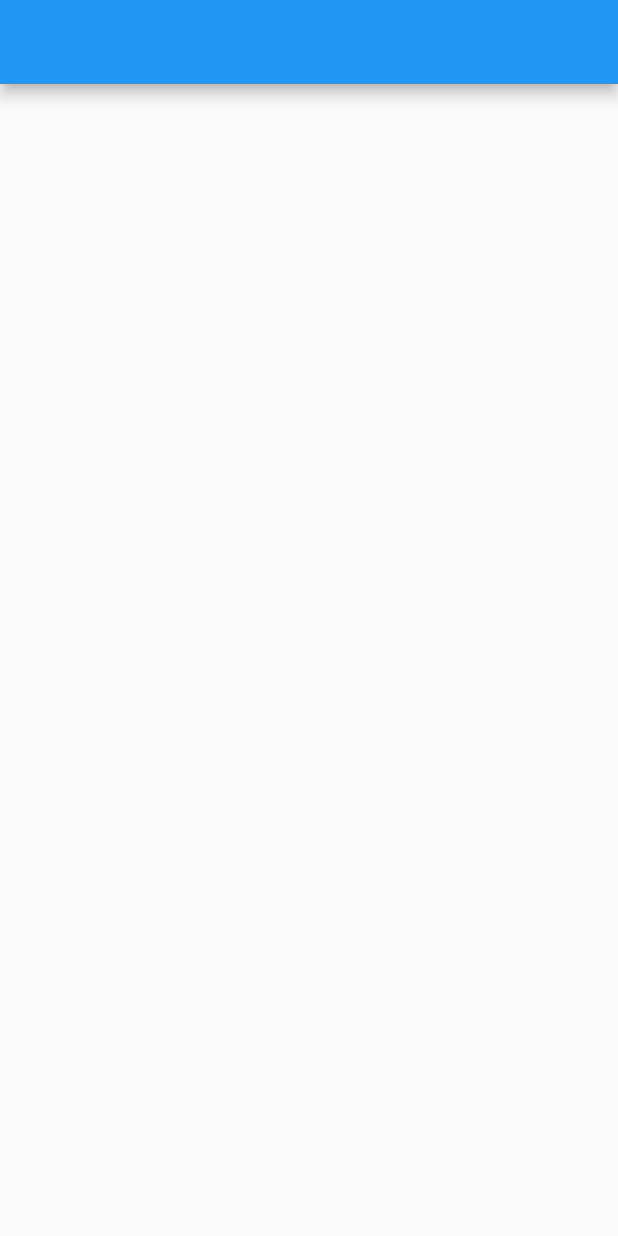
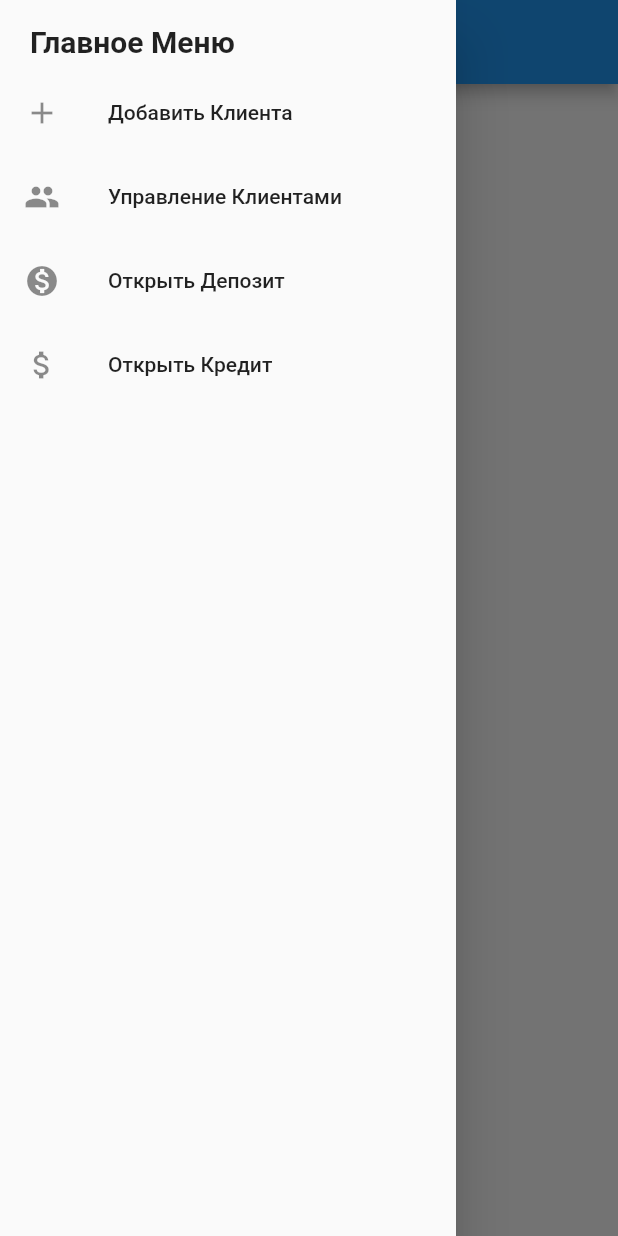
Before and after one commit to Pavel-Kupreichyk/Money-App, a Flutter app: the screen it shows after launch, with the side drawer open (before the commit the screen has no drawer), on a phone screen of 412 x 824 dp. Run offline on Flutter 3.47's test engine with Material 2 defaults, Android fonts, the phone set to English and light mode, and no system bars.

Commit message:
add app menu

```diff
--- /dev/null
+++ b/lib/pages/main_drawer.dart
@@ -0,0 +1,40 @@
+import 'package:flutter/material.dart';
+
+class MainDrawer extends StatelessWidget {
+  @override
+  Widget build(BuildContext context) {
+    return Drawer(
+        child: SafeArea(
+      child: SingleChildScrollView(
+        child: Column(
+          crossAxisAlignment: CrossAxisAlignment.start,
+          children: <Widget>[
+            Padding(
+              padding: const EdgeInsets.fromLTRB(20, 16, 0, 8),
+              child: Text(
+                'Главное Меню',
+                style: TextStyle(fontSize: 20, fontWeight: FontWeight.bold),
+              ),
+            ),
+            ListTile(
+              title: Text('Добавить Клиента'),
+              leading: Icon(Icons.add),
+            ),
+            ListTile(
+              title: Text('Управление Клиентами'),
+              leading: Icon(Icons.group),
+            ),
+            ListTile(
+              title: Text('Открыть Депозит'),
+              leading: Icon(Icons.monetization_on),
+            ),
+            ListTile(
+              title: Text('Открыть Кредит'),
+              leading: Icon(Icons.attach_money),
+            ),
+          ],
+        ),
+      ),
+    ));
+  }
+}
--- a/lib/pages/main_page_builder.dart
+++ b/lib/pages/main_page_builder.dart
@@ -1,5 +1,6 @@
 import 'package:flutter/material.dart';
 import 'package:money_app/blocs/main_page_bloc.dart';
+import 'package:money_app/pages/main_drawer.dart';
 import 'package:money_app/pages/main_page_body.dart';
 import 'package:provider/provider.dart';
 
@@ -12,9 +13,10 @@ class MainPageBuilder extends StatelessWidget {
       child: Consumer<MainBloc>(
         builder: (_, bloc, __) => Scaffold(
           appBar: AppBar(
-            title: Text(''),
+            title: Text('Money App'),
           ),
           body: MainPageBody(bloc),
+          drawer: MainDrawer(),
         ),
       ),
     );
```
